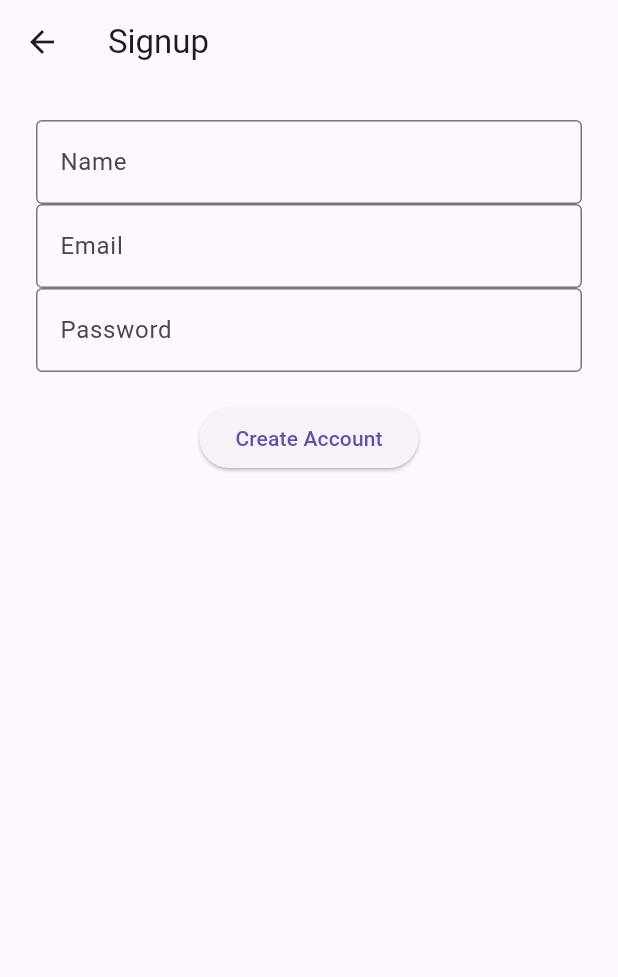
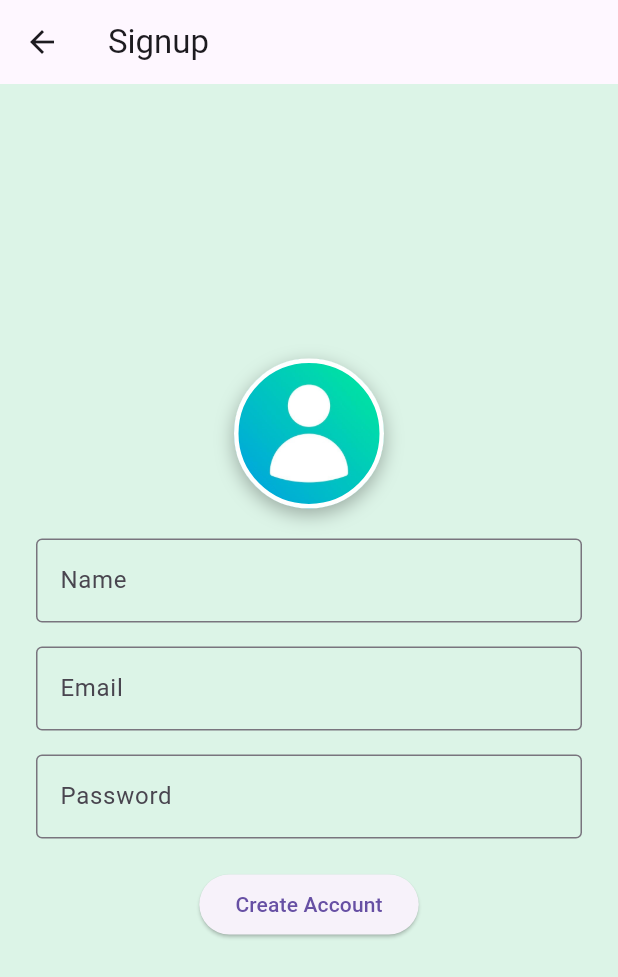
Before and after one commit to MaryamFatima454/Flutter_projects, a Flutter app: the SignupPage screen opened directly, on a phone screen of 412 x 824 dp. Shown: the top 977 px of the screen. Run offline on Flutter 3.47's test engine with Material 3 defaults, Android fonts, the phone set to English and light mode, and no system bars.

Commit message:
Update signup_page.dart

```diff
--- a/dashboard/lib/screens/signup_page.dart
+++ b/dashboard/lib/screens/signup_page.dart
@@ -7,14 +7,44 @@ class SignupPage extends StatelessWidget {
   @override
   Widget build(BuildContext context) {
     return Scaffold(
+      backgroundColor: const Color.fromARGB(255, 220, 244, 231),
       appBar: AppBar(title: const Text('Signup')),
-      body: SingleChildScrollView(
-        padding: const EdgeInsets.all(24),
+      body: Center(
+        child: SingleChildScrollView(
+          padding: const EdgeInsets.fromLTRB(24, 10, 24, 24), // 👈 Top padding kam
           child: Column(
+            mainAxisAlignment: MainAxisAlignment.start, // 👈 Upar se start
+            crossAxisAlignment: CrossAxisAlignment.center,
             children: [
+              // 🔵 Profile Picture
+              Container(
+                width: 100,
+                height: 100,
+                decoration: BoxDecoration(
+                  shape: BoxShape.circle,
+                  border: Border.all(color: Colors.white, width: 3),
+                  boxShadow: [
+                    BoxShadow(
+                      color: Colors.black.withOpacity(0.3),
+                      blurRadius: 10,
+                      offset: const Offset(0, 4),
+                    ),
+                  ],
+                  image: const DecorationImage(
+                    image: AssetImage('lib/assets/images/user_icon.jpg'),
+                    fit: BoxFit.cover,
+                  ),
+                ),
+              ),
+              const SizedBox(height: 20), // 👈 gap kam kar diya
+
+              // 📝 Form Fields
               const CustomTextField(label: 'Name'),
+              const SizedBox(height: 16),
               const CustomTextField(label: 'Email'),
+              const SizedBox(height: 16),
               const CustomTextField(label: 'Password', obscure: true),
+
               const SizedBox(height: 20),
               ElevatedButton(
                 onPressed: () {
@@ -25,6 +55,7 @@ class SignupPage extends StatelessWidget {
             ],
           ),
         ),
+      ),
     );
   }
 }
```
Lines whose indentation alone changed are shown as unchanged.
